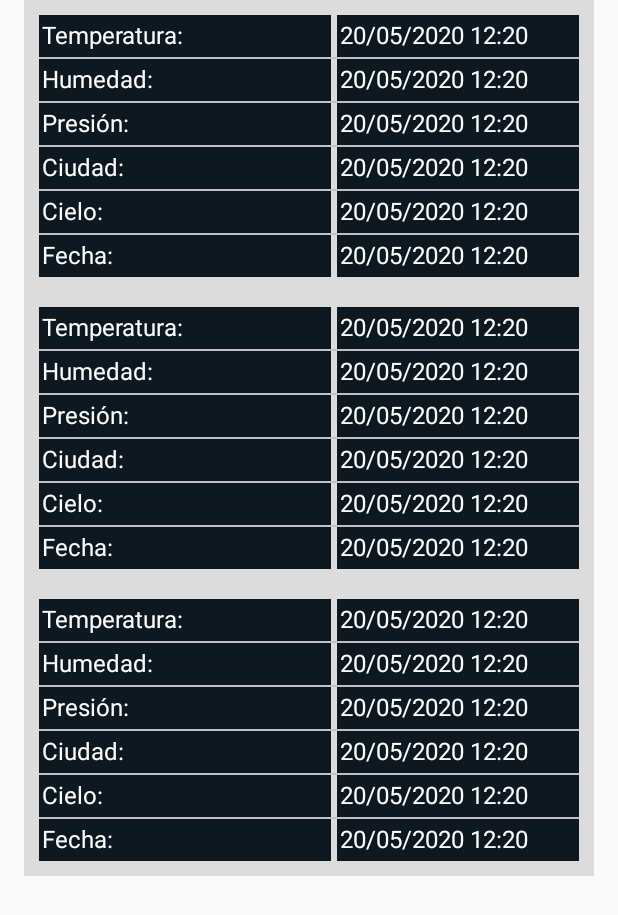
After one commit to SergioFaya/smarthome-app, an Android app: the layout fragment_weather_history_list.xml on its own in the app's theme, with its tools: preview values and no code run, on a phone screen of 412 x 824 dp. The commit adds this screen. Shown: the top 915 px of the screen. Run offline under Robolectric (Android 15) with nearby library versions, the phone set to English and light mode, and no system bars.

Commit message:
Añadido historial de temperaturas con datos mock y gráfica

```diff
--- /dev/null
+++ b/app/src/main/java/com/example/smarthomeretrofit/service/LightBulbInterface.kt
@@ -0,0 +1,4 @@
+package com.example.smarthomeretrofit.service
+
+interface LightBulbInterface {
+}
--- /dev/null
+++ b/app/src/main/res/layout/fragment_weather_history.xml
@@ -0,0 +1,256 @@
+<?xml version="1.0" encoding="utf-8"?>
+<LinearLayout xmlns:android="http://schemas.android.com/apk/res/android"
+    android:id="@+id/linearLayout2"
+    android:layout_width="match_parent"
+    android:layout_height="wrap_content"
+    android:background="@color/colorLightGray"
+    android:orientation="vertical"
+    android:padding="10dp">
+
+    <LinearLayout
+        android:layout_width="match_parent"
+        android:layout_height="match_parent"
+        android:orientation="horizontal">
+
+        <TextView
+            android:id="@+id/temperatureLabel"
+            android:layout_width="294dp"
+            android:layout_height="match_parent"
+            android:layout_weight="1"
+            android:background="@color/colorPrimary"
+            android:padding="2dp"
+            android:text="@string/temperature_field"
+            android:textAppearance="?attr/textAppearanceListItem"
+            android:textColor="@color/text" />
+
+        <View
+            android:id="@+id/divider1"
+            android:layout_width="1dp"
+            android:layout_height="match_parent"
+            android:layout_margin="2dp"
+            android:layout_weight="1"
+            android:background="?android:attr/listDivider" />
+
+        <TextView
+            android:id="@+id/temperatureField"
+            android:layout_width="match_parent"
+            android:layout_height="28dp"
+            android:layout_weight="1"
+            android:background="@color/colorPrimary"
+            android:padding="2dp"
+            android:text="20/05/2020 12:20"
+            android:textAppearance="?attr/textAppearanceListItem"
+            android:textColor="@color/text" />
+    </LinearLayout>
+
+    <View
+        android:id="@+id/divider2"
+        android:layout_width="match_parent"
+        android:layout_height="1dp"
+        android:background="?android:attr/listDivider" />
+
+    <LinearLayout
+        android:layout_width="match_parent"
+        android:layout_height="match_parent"
+        android:orientation="horizontal">
+
+        <TextView
+            android:id="@+id/pressureLabel"
+            android:layout_width="294dp"
+            android:layout_height="match_parent"
+            android:layout_weight="1"
+            android:background="@color/colorPrimary"
+            android:padding="2dp"
+            android:text="@string/humidity_field"
+            android:textAppearance="?attr/textAppearanceListItem"
+            android:textColor="@color/text" />
+
+        <View
+            android:id="@+id/divider4"
+            android:layout_width="1dp"
+            android:layout_height="match_parent"
+            android:layout_margin="2dp"
+            android:layout_weight="1"
+            android:background="?android:attr/listDivider" />
+
+        <TextView
+            android:id="@+id/pressureField"
+            android:layout_width="match_parent"
+            android:layout_height="28dp"
+            android:layout_weight="1"
+            android:background="@color/colorPrimary"
+            android:padding="2dp"
+            android:text="20/05/2020 12:20"
+            android:textAppearance="?attr/textAppearanceListItem"
+            android:textColor="@color/text" />
+    </LinearLayout>
+
+    <View
+        android:id="@+id/divider5"
+        android:layout_width="match_parent"
+        android:layout_height="1dp"
+        android:background="?android:attr/listDivider" />
+
+    <LinearLayout
+        android:layout_width="match_parent"
+        android:layout_height="match_parent"
+        android:orientation="horizontal">
+
+        <TextView
+            android:id="@+id/humidityLabel"
+            android:layout_width="294dp"
+            android:layout_height="match_parent"
+            android:layout_weight="1"
+            android:background="@color/colorPrimary"
+            android:padding="2dp"
+            android:text="@string/pressure_field"
+            android:textAppearance="?attr/textAppearanceListItem"
+            android:textColor="@color/text" />
+
+        <View
+            android:id="@+id/divider6"
+            android:layout_width="1dp"
+            android:layout_height="match_parent"
+            android:layout_margin="2dp"
+            android:layout_weight="1"
+            android:background="?android:attr/listDivider" />
+
+        <TextView
+            android:id="@+id/humidityField"
+            android:layout_width="match_parent"
+            android:layout_height="28dp"
+            android:layout_weight="1"
+            android:background="@color/colorPrimary"
+            android:padding="2dp"
+            android:text="20/05/2020 12:20"
+            android:textAppearance="?attr/textAppearanceListItem"
+            android:textColor="@color/text" />
+    </LinearLayout>
+
+    <View
+        android:id="@+id/divider7"
+        android:layout_width="match_parent"
+        android:layout_height="1dp"
+        android:background="?android:attr/listDivider" />
+
+    <LinearLayout
+        android:layout_width="match_parent"
+        android:layout_height="match_parent"
+        android:orientation="horizontal">
+
+        <TextView
+            android:id="@+id/skyLabel"
+            android:layout_width="294dp"
+            android:layout_height="match_parent"
+            android:layout_weight="1"
+            android:background="@color/colorPrimary"
+            android:padding="2dp"
+            android:text="@string/city_field"
+            android:textAppearance="?attr/textAppearanceListItem"
+            android:textColor="@color/text" />
+
+        <View
+            android:id="@+id/divider8"
+            android:layout_width="1dp"
+            android:layout_height="match_parent"
+            android:layout_margin="2dp"
+            android:layout_weight="1"
+            android:background="?android:attr/listDivider" />
+
+        <TextView
+            android:id="@+id/skyField"
+            android:layout_width="match_parent"
+            android:layout_height="28dp"
+            android:layout_weight="1"
+            android:background="@color/colorPrimary"
+            android:padding="2dp"
+            android:text="20/05/2020 12:20"
+            android:textAppearance="?attr/textAppearanceListItem"
+            android:textColor="@color/text" />
+    </LinearLayout>
+
+    <View
+        android:id="@+id/divider3"
+        android:layout_width="match_parent"
+        android:layout_height="1dp"
+        android:background="?android:attr/listDivider" />
+
+    <LinearLayout
+        android:layout_width="match_parent"
+        android:layout_height="match_parent"
+        android:orientation="horizontal">
+
+        <TextView
+            android:id="@+id/cityLabel"
+            android:layout_width="294dp"
+            android:layout_height="match_parent"
+            android:layout_weight="1"
+            android:background="@color/colorPrimary"
+            android:padding="2dp"
+            android:text="@string/sky_field"
+            android:textAppearance="?attr/textAppearanceListItem"
+            android:textColor="@color/text" />
+
+        <View
+            android:id="@+id/divider10"
+            android:layout_width="1dp"
+            android:layout_height="match_parent"
+            android:layout_margin="2dp"
+            android:layout_weight="1"
+            android:background="?android:attr/listDivider" />
+
+        <TextView
+            android:id="@+id/cityField"
+            android:layout_width="match_parent"
+            android:layout_height="28dp"
+            android:layout_weight="1"
+            android:background="@color/colorPrimary"
+            android:padding="2dp"
+            android:text="20/05/2020 12:20"
+            android:textAppearance="?attr/textAppearanceListItem"
+            android:textColor="@color/text" />
+    </LinearLayout>
+
+    <View
+        android:id="@+id/divider12"
+        android:layout_width="match_parent"
+        android:layout_height="1dp"
+        android:background="?android:attr/listDivider" />
+
+    <LinearLayout
+        android:layout_width="match_parent"
+        android:layout_height="match_parent"
+        android:orientation="horizontal">
+
+        <TextView
+            android:id="@+id/dateLabel"
+            android:layout_width="294dp"
+            android:layout_height="match_parent"
+            android:layout_weight="1"
+            android:background="@color/colorPrimary"
+            android:padding="2dp"
+            android:text="@string/date_field"
+            android:textAppearance="?attr/textAppearanceListItem"
+            android:textColor="@color/text" />
+
+        <View
+            android:id="@+id/divider11"
+            android:layout_width="1dp"
+            android:layout_height="match_parent"
+            android:layout_margin="2dp"
+            android:layout_weight="1"
+            android:background="?android:attr/listDivider" />
+
+        <TextView
+            android:id="@+id/dateField"
+            android:layout_width="match_parent"
+            android:layout_height="28dp"
+            android:layout_weight="1"
+            android:background="@color/colorPrimary"
+            android:padding="2dp"
+            android:text="20/05/2020 12:20"
+            android:textAppearance="?attr/textAppearanceListItem"
+            android:textColor="@color/text" />
+    </LinearLayout>
+
+</LinearLayout>
--- /dev/null
+++ b/app/src/main/res/layout/fragment_weather_history_list.xml
@@ -0,0 +1,13 @@
+<?xml version="1.0" encoding="utf-8"?>
+<androidx.recyclerview.widget.RecyclerView xmlns:android="http://schemas.android.com/apk/res/android"
+    xmlns:app="http://schemas.android.com/apk/res-auto"
+    xmlns:tools="http://schemas.android.com/tools"
+    android:id="@+id/list"
+    android:name="com.example.myapplication.LocationHistoryFragment"
+    android:layout_width="match_parent"
+    android:layout_height="match_parent"
+    android:layout_marginLeft="16dp"
+    android:layout_marginRight="16dp"
+    app:layoutManager="LinearLayoutManager"
+    tools:context=".HistoryWeatherFragment"
+    tools:listitem="@layout/fragment_weather_history" />
--- a/app/src/main/res/values/strings.xml
+++ b/app/src/main/res/values/strings.xml
@@ -18,5 +18,16 @@
     <string name="email_field">Email</string>
     <string name="password_field">Contraseña</string>
     <string name="title_activity_maps">Map</string>
+    <string name="temperature_history">Historial</string>
+
+
+    <!-- Fragment -->
+    <string name="temperature_field">Temperatura:</string>
+    <string name="humidity_field">Humedad:</string>
+    <string name="pressure_field">Presión:</string>
+    <string name="city_field">Ciudad:</string>
+    <string name="sky_field">Cielo:</string>
+    <string name="date_field">Fecha:</string>
+
 
 </resources>
```
Also changed, not shown: app/src/main/java/com/example/smarthomeretrofit/HistoryWeatherActivity.kt (+22 -1 lines), app/src/main/java/com/example/smarthomeretrofit/HistoryWeatherFragment.kt (added, +194 -0 lines), app/src/main/java/com/example/smarthomeretrofit/HomeActivity.kt (+7 -0 lines), app/src/main/java/com/example/smarthomeretrofit/MyWeatherRecyclerViewAdapter.kt (added, +64 -0 lines), app/src/main/java/com/example/smarthomeretrofit/model/SmartHomeWeather.kt (added, +27 -0 lines), app/src/main/res/layout/activity_history_weather.xml (+12 -10 lines), app/src/main/res/layout/activity_home.xml (+8 -1 lines).
